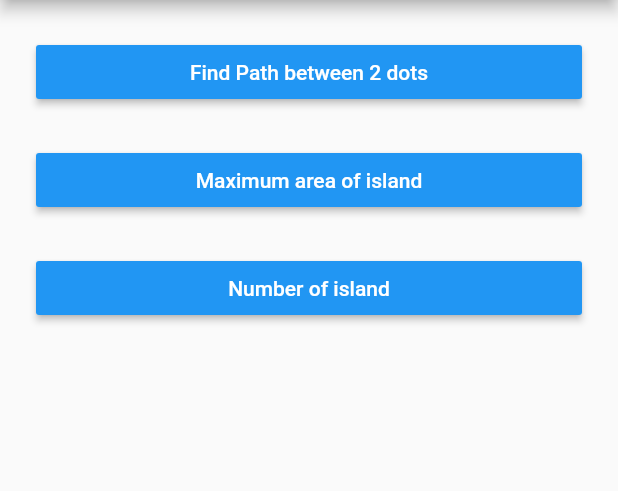
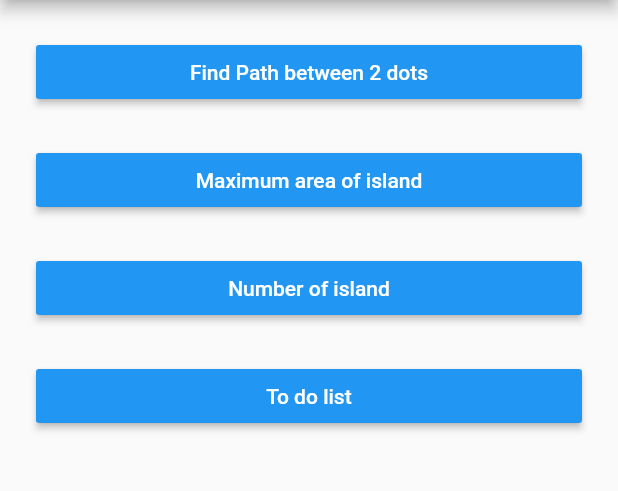
Before and after one commit to aufashiddiq/amartha-logic-test, a Flutter app: the screen it shows after launch, on a phone screen of 412 x 824 dp, the part 84-575 px from its top. Run offline on Flutter 3.47's test engine with Material 2 defaults, Android fonts, the phone set to English and light mode, and no system bars.

Commit message:
create to do list screen

```diff
--- a/lib/screens/home_screen.dart
+++ b/lib/screens/home_screen.dart
@@ -1,6 +1,7 @@
 import 'package:amartha_logic_test/screens/find_path_screen.dart';
 import 'package:amartha_logic_test/screens/maximum_area_screen.dart';
 import 'package:amartha_logic_test/screens/number_of_island_screen.dart';
+import 'package:amartha_logic_test/screens/todo_list_screen.dart';
 import 'package:flutter/material.dart';
 
 class HomeScreen extends StatefulWidget {
@@ -47,6 +48,15 @@ class _HomeScreenState extends State<HomeScreen> {
               textColor: Colors.white,
               child: Text('Number of island'),
             ),
+            SizedBox(height: 24),
+            MaterialButton(
+              onPressed: () {
+                Navigator.pushNamed(context, TodoListScreen.routeName);
+              },
+              color: Colors.blue,
+              textColor: Colors.white,
+              child: Text('To do list'),
+            ),
             SizedBox(height: 24)
           ],
         ),
--- a/lib/utils/routes.dart
+++ b/lib/utils/routes.dart
@@ -2,6 +2,7 @@ import 'package:amartha_logic_test/screens/find_path_screen.dart';
 import 'package:amartha_logic_test/screens/home_screen.dart';
 import 'package:amartha_logic_test/screens/maximum_area_screen.dart';
 import 'package:amartha_logic_test/screens/number_of_island_screen.dart';
+import 'package:amartha_logic_test/screens/todo_list_screen.dart';
 import 'package:flutter/material.dart';
 
 Route<dynamic> routes(RouteSettings settings) {
@@ -14,6 +15,8 @@ Route<dynamic> routes(RouteSettings settings) {
       return AppPageRoute(builder: (_) => const MaximumAreaScreen());
     case NumberOfIslandScreen.routeName:
       return AppPageRoute(builder: (_) => const NumberOfIslandScreen());
+    case TodoListScreen.routeName:
+      return AppPageRoute(builder: (_) => const TodoListScreen());
     default:
       return AppPageRoute(builder: (_) => const HomeScreen());
   }
```
Also changed, not shown: lib/screens/todo_list_screen.dart (added, +49 -0 lines).
